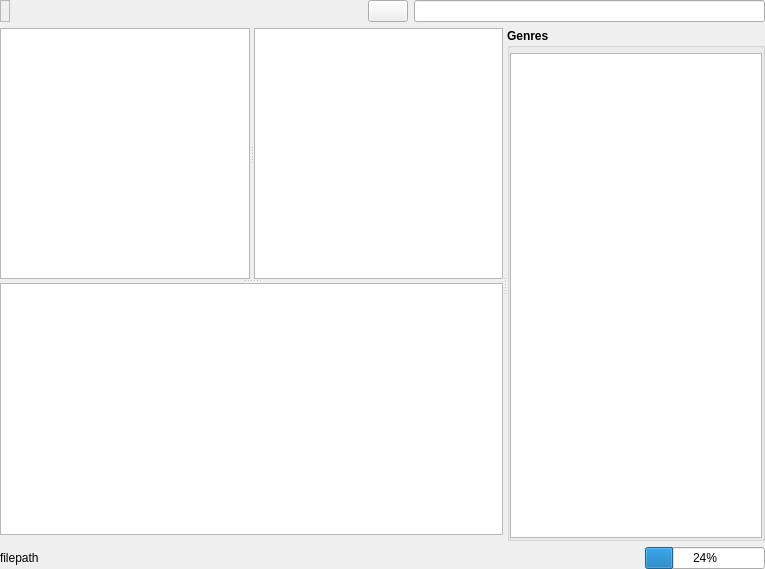
The window that src/Gui/Library/GUI_LocalLibrary.ui (Inferno214221/sayonara-player) describes before a commit, drawn with Qt 5.
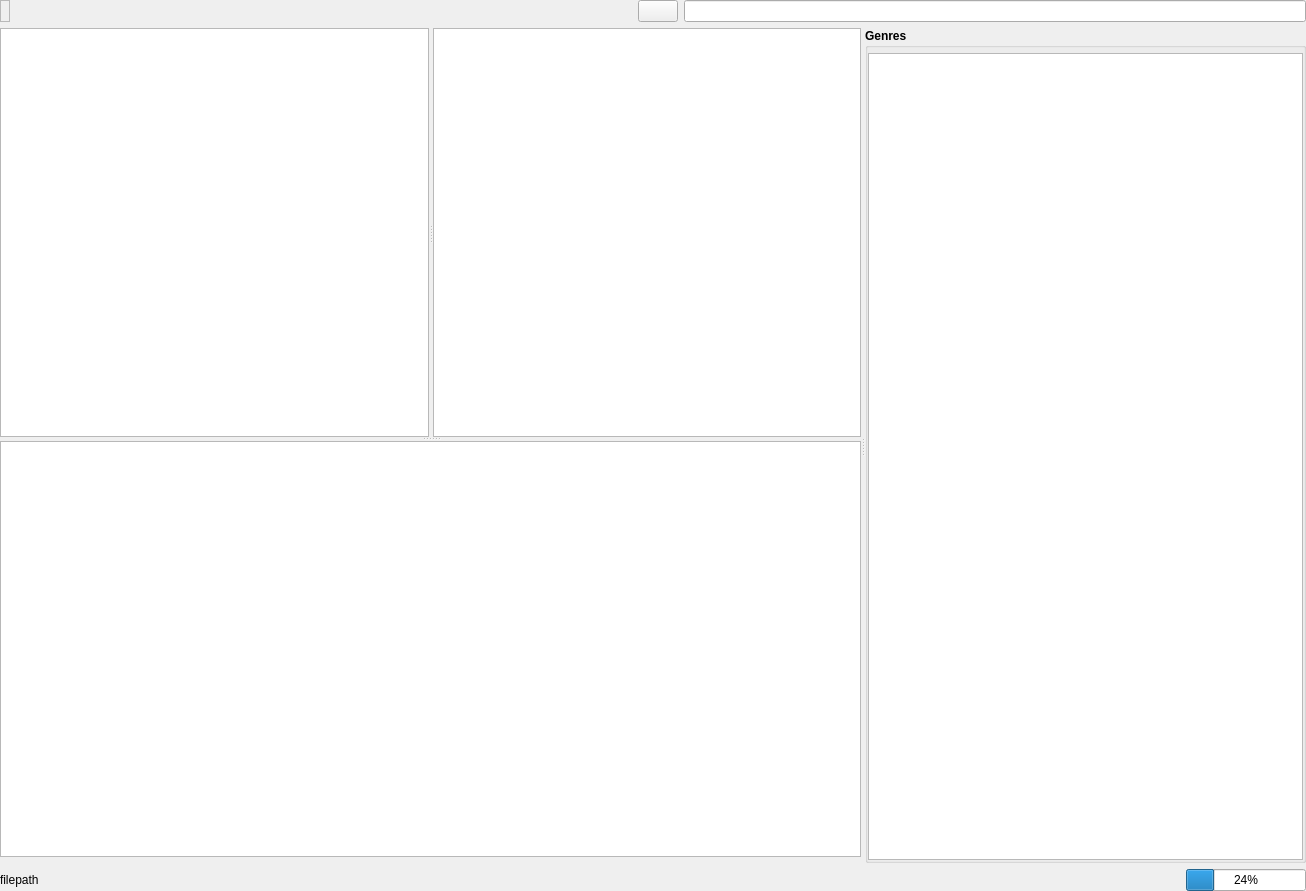
The same window after the commit. The open tabs and pages were chosen to show the change. Custom widgets are drawn as their Qt base class.

```diff
--- a/src/Gui/Library/GUI_LocalLibrary.ui
+++ b/src/Gui/Library/GUI_LocalLibrary.ui
@@ -6,8 +6,8 @@
    <rect>
     <x>0</x>
     <y>0</y>
-    <width>765</width>
-    <height>569</height>
+    <width>1306</width>
+    <height>891</height>
    </rect>
   </property>
   <property name="acceptDrops">
```
Left out of the diff: 2 changed lines with no effect on the pictures.
